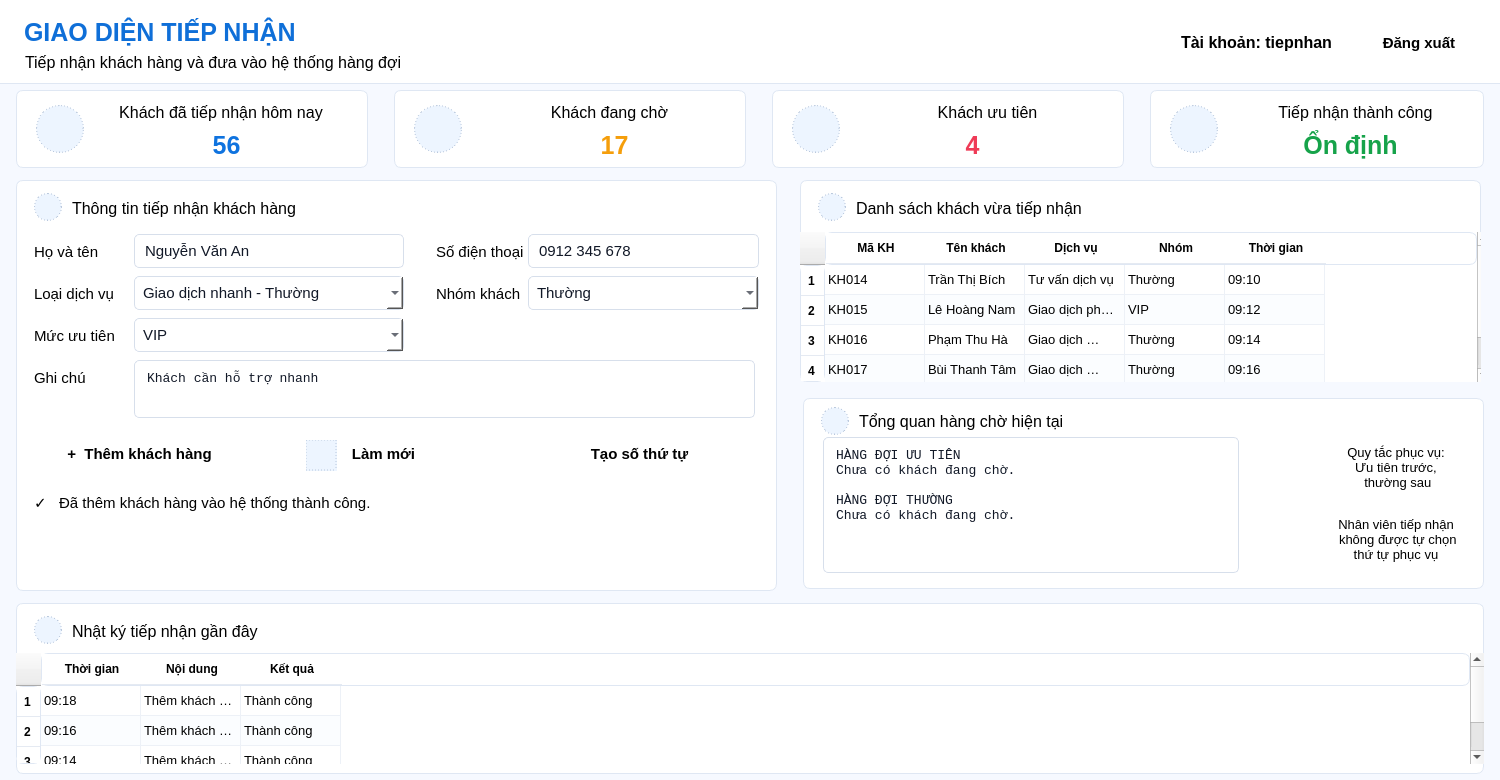
Before: the Qt Designer form ui/tiep_nhan.ui in DangDan111/Nhom4_Hethongmophonghangdoidichvu, drawn with Qt 5.
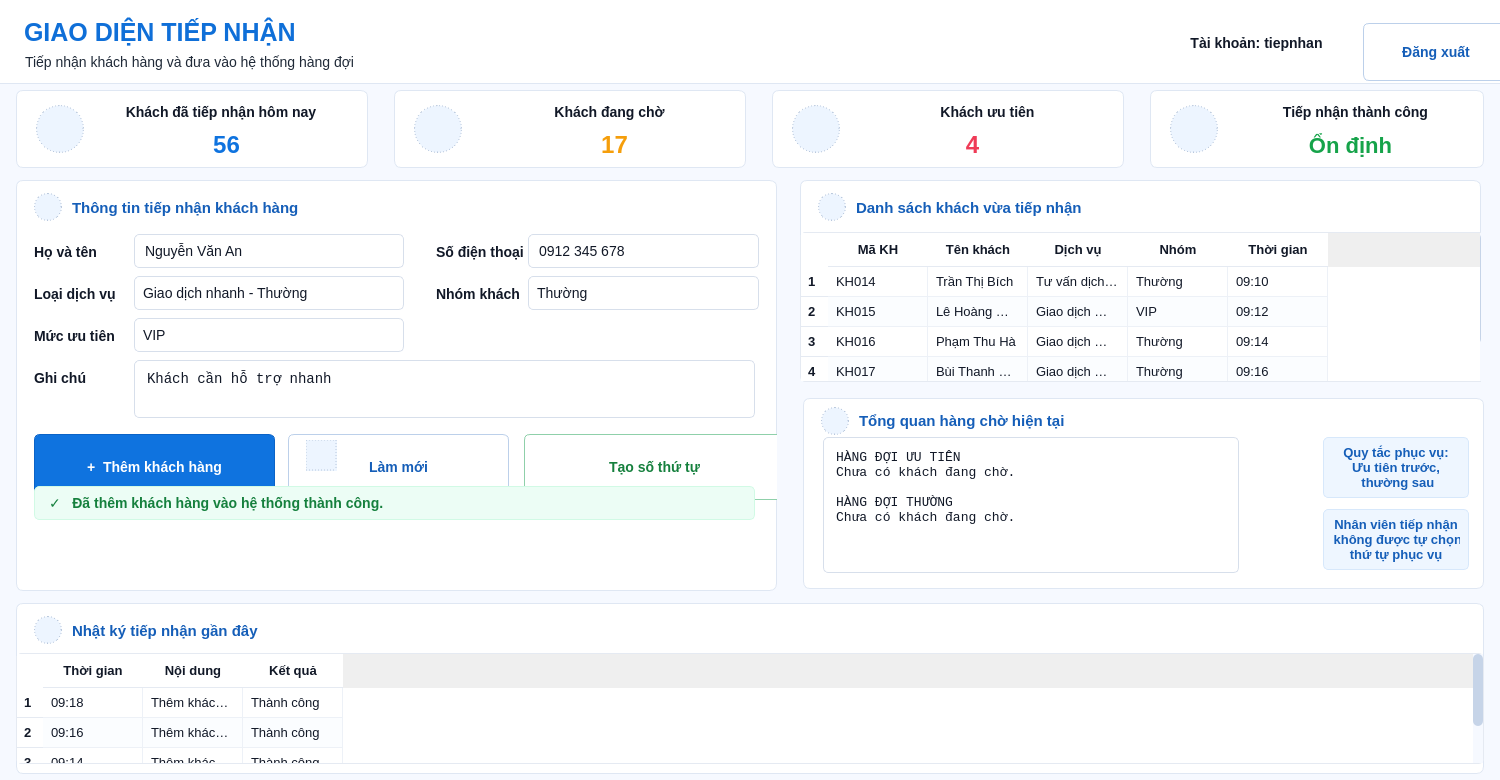
After: the same form once the commit is applied. Icons and pictures are not drawn.

Commit message: them du lieu mau

What changed in the file:
```diff
--- a/ui/tiep_nhan.ui
+++ b/ui/tiep_nhan.ui
@@ -26,89 +26,344 @@
    <string>Tiếp nhận khách hàng</string>
   </property>
   <property name="styleSheet">
-   <string notr="true">
-QWidget#TiepNhanForm {
+   <string notr="true">QWidget#TiepNhanForm {
     background: #f6f9ff;
     font-family: &quot;Segoe UI&quot;;
+    font-size: 14px;
     color: #111827;
 }
-QFrame {
-    background: #ffffff;
-    border: 1px solid #dfe7f3;
-    border-radius: 7px;
-}
+
 QFrame#header {
-    border-left: 0px;
-    border-right: 0px;
-    border-top: 0px;
+    background: #ffffff;
+    border: none;
+    border-bottom: 1px solid #dfe7f3;
     border-radius: 0px;
 }
+
 QLabel {
     background: transparent;
     border: none;
+    color: #111827;
 }
+
 QLabel#lblTitle {
     color: #0f6fd8;
     font-size: 25px;
     font-weight: 800;
 }
-QLabel.sectionTitle {
-    color: #155eb8;
+
+QLabel#lblSubtitle {
+    color: #1f2937;
+    font-size: 14px;
+    font-weight: 400;
+}
+
+QLabel#lblTaiKhoan {
+    color: #111827;
+    font-size: 14px;
+    font-weight: 700;
+}
+
+QFrame#cardDaTiepNhan,
+QFrame#cardDangCho,
+QFrame#cardUuTien,
+QFrame#cardThanhCong,
+QFrame#panelThongTin,
+QFrame#panelDanhSach,
+QFrame#panelTongQuan,
+QFrame#panelNhatKy {
+    background: #ffffff;
+    border: 1px solid #dfe7f3;
+    border-radius: 7px;
+}
+
+QLabel#cardDaTiepNhanTitle,
+QLabel#cardDangChoTitle,
+QLabel#cardUuTienTitle,
+QLabel#cardThanhCongTitle {
+    color: #111827;
+    font-size: 14px;
+    font-weight: 600;
+}
+
+QLabel#lblKhachDaTiepNhanHomNay {
+    color: #0f6fd8;
+    font-size: 24px;
     font-weight: 800;
 }
-QLabel.badgeGreen {
+
+QLabel#lblSoKhachDangCho {
+    color: #f59e0b;
+    font-size: 24px;
+    font-weight: 800;
+}
+
+QLabel#lblKhachUuTien {
+    color: #e83e63;
+    font-size: 24px;
+    font-weight: 800;
+}
+
+QLabel#lblTiepNhanThanhCong {
     color: #15803d;
-    background: #ecfdf5;
-    border: 1px solid #d1fae5;
-    border-radius: 5px;
+    font-size: 22px;
+    font-weight: 800;
 }
-QLabel.badgeBlue {
+
+QLabel#lblTitleThongTin,
+QLabel#lblTitleDanhSach,
+QLabel#lblTitleTongQuan,
+QLabel#lblTitleNhatKy {
     color: #155eb8;
-    background: #eef6ff;
-    border: 1px solid #d7e8fb;
-    border-radius: 5px;
+    font-size: 15px;
+    font-weight: 800;
 }
-QLineEdit, QComboBox, QTextEdit {
+
+QLabel#lblHoTen,
+QLabel#lblDienThoai,
+QLabel#lblLoaiDichVu,
+QLabel#lblNhomKhach,
+QLabel#lblMucUuTien,
+QLabel#lblGhiChu {
+    color: #111827;
+    font-size: 14px;
+    font-weight: 500;
+}
+
+QLineEdit,
+QComboBox,
+QTextEdit,
+QPlainTextEdit {
     background: #ffffff;
     border: 1px solid #d7dfeb;
     border-radius: 5px;
     padding: 6px 8px;
     color: #111827;
+    font-size: 14px;
 }
+
+QLineEdit:hover,
+QComboBox:hover,
+QTextEdit:hover,
+QPlainTextEdit:hover {
+    border: 1px solid #9bbcf0;
+}
+
+QLineEdit:focus,
+QComboBox:focus,
+QTextEdit:focus,
+QPlainTextEdit:focus {
+    border: 1px solid #0f73df;
+}
+
+QComboBox::drop-down {
+    border: none;
+    width: 26px;
+}
+
+QComboBox QAbstractItemView {
+    background: #ffffff;
+    color: #111827;
+    border: 1px solid #d7dfeb;
+    selection-background-color: #eef6ff;
+    selection-color: #111827;
+}
+
 QPushButton {
     border-radius: 6px;
-    padding: 8px 10px;
+    font-family: &quot;Segoe UI&quot;;
+    font-size: 14px;
     font-weight: 700;
 }
-QPushButton.primary {
+
+QPushButton#btnDangXuat {
+    background: #ffffff;
+    color: #155eb8;
+    border: 1px solid #bcd0ea;
+    padding: 8px 16px;
+    min-width: 112px;
+    min-height: 40px;
+}
+
+QPushButton#btnDangXuat:hover {
+    background: #eef6ff;
+    border: 1px solid #8fb4e8;
+}
+
+QPushButton#btnThemKhach {
     background: #0f73df;
     color: white;
     border: 1px solid #0b63c7;
+    padding: 8px 14px;
+    min-width: 211px;
+    min-height: 48px;
+    font-size: 14px;
+    font-weight: 800;
 }
-QPushButton.secondary {
+
+QPushButton#btnThemKhach:hover {
+    background: #0b63c7;
+}
+
+QPushButton#btnThemKhach:pressed {
+    background: #094f9f;
+}
+
+QPushButton#btnLamMoi {
     background: #ffffff;
     color: #155eb8;
     border: 1px solid #bcd0ea;
+    padding: 8px 14px;
+    min-width: 191px;
+    min-height: 48px;
+    font-size: 14px;
+    font-weight: 800;
 }
-QPushButton.success {
+
+QPushButton#btnLamMoi:hover {
+    background: #eef6ff;
+    border: 1px solid #8fb4e8;
+}
+
+QPushButton#btnLamMoi:pressed {
+    background: #dcecff;
+}
+
+QPushButton#btnTaoSoThuTu {
     background: #ffffff;
     color: #15803d;
     border: 1px solid #8fd0aa;
+    padding: 8px 14px;
+    min-width: 231px;
+    min-height: 48px;
+    font-size: 14px;
+    font-weight: 800;
 }
+
+QPushButton#btnTaoSoThuTu:hover {
+    background: #ecfdf5;
+    border: 1px solid #66c28a;
+}
+
+QPushButton#btnTaoSoThuTu:pressed {
+    background: #daf7e7;
+}
+
+QLabel#lblThongBaoThanhCong {
+    color: #15803d;
+    background: #ecfdf5;
+    border: 1px solid #d1fae5;
+    border-radius: 5px;
+    padding: 8px 10px;
+    font-size: 14px;
+    font-weight: 600;
+}
+
+QLabel#lblThongBaoThanhCong[status=&quot;error&quot;] {
+    color: #dc2626;
+    background: #fff1f2;
+    border: 1px solid #fecdd3;
+}
+
+QLabel#lblQuyTac,
+QLabel#lblLuuY {
+    color: #155eb8;
+    background: #eef6ff;
+    border: 1px solid #d7e8fb;
+    border-radius: 5px;
+    padding: 6px 8px;
+    font-size: 13px;
+    font-weight: 500;
+}
+
+QTextEdit#txtTheoDoi {
+    background: #ffffff;
+    color: #111827;
+    border: 1px solid #d7dfeb;
+    border-radius: 5px;
+    padding: 8px;
+    font-family: &quot;Consolas&quot;;
+    font-size: 13px;
+}
+
 QTableWidget {
     background: #ffffff;
     alternate-background-color: #fbfdff;
-    border: 0px;
+    border: 1px solid #e5eaf2;
+    border-radius: 5px;
     gridline-color: #edf1f7;
+    color: #111827;
+    font-size: 13px;
+    selection-background-color: #e8f1ff;
+    selection-color: #111827;
 }
+
+QTableWidget::item {
+    padding: 5px;
+    border: none;
+}
+
+QTableWidget::item:selected {
+    background: #e8f1ff;
+    color: #111827;
+}
+
 QHeaderView::section {
     background: #ffffff;
-    border: 0px;
+    color: #111827;
+    border: none;
     border-bottom: 1px solid #e5eaf2;
     padding: 7px;
+    font-size: 13px;
     font-weight: 700;
 }
-</string>
+
+QTableCornerButton::section {
+    background: #ffffff;
+    border: none;
+}
+
+QScrollBar:vertical {
+    background: #f6f9ff;
+    width: 10px;
+    margin: 0px;
+}
+
+QScrollBar::handle:vertical {
+    background: #c6d4e8;
+    border-radius: 5px;
+    min-height: 25px;
+}
+
+QScrollBar::handle:vertical:hover {
+    background: #9fb5d3;
+}
+
+QScrollBar::add-line:vertical,
+QScrollBar::sub-line:vertical {
+    height: 0px;
+}
+
+QScrollBar:horizontal {
+    background: #f6f9ff;
+    height: 10px;
+    margin: 0px;
+}
+
+QScrollBar::handle:horizontal {
+    background: #c6d4e8;
+    border-radius: 5px;
+    min-width: 25px;
+}
+
+QScrollBar::handle:horizontal:hover {
+    background: #9fb5d3;
+}
+
+QScrollBar::add-line:horizontal,
+QScrollBar::sub-line:horizontal {
+    width: 0px;
+}</string>
   </property>
   <widget class="QFrame" name="header">
    <property name="geometry">
@@ -154,7 +409,7 @@
     <property name="font">
      <font>
       <family>Segoe UI</family>
-      <pointsize>12</pointsize>
+      <pointsize>-1</pointsize>
       <bold>false</bold>
      </font>
     </property>
@@ -174,7 +429,7 @@
     <property name="font">
      <font>
       <family>Segoe UI</family>
-      <pointsize>12</pointsize>
+      <pointsize>-1</pointsize>
       <bold>true</bold>
      </font>
     </property>
@@ -190,14 +445,14 @@
      <rect>
       <x>1363</x>
       <y>23</y>
-      <width>112</width>
-      <height>40</height>
+      <width>146</width>
+      <height>58</height>
      </rect>
     </property>
     <property name="font">
      <font>
       <family>Segoe UI</family>
-      <pointsize>11</pointsize>
+      <pointsize>-1</pointsize>
       <bold>true</bold>
      </font>
     </property>
@@ -271,8 +526,8 @@
     <property name="font">
      <font>
       <family>Segoe UI</family>
-      <pointsize>12</pointsize>
-      <bold>false</bold>
+      <pointsize>-1</pointsize>
+      <fontweight>DemiBold</fontweight>
      </font>
     </property>
     <property name="text">
@@ -294,8 +549,8 @@
     <property name="font">
      <font>
       <family>Segoe UI</family>
-      <pointsize>19</pointsize>
-      <bold>true</bold>
+      <pointsize>-1</pointsize>
+      <fontweight>ExtraBold</fontweight>
      </font>
     </property>
     <property name="styleSheet">
@@ -368,8 +623,8 @@
     <property name="font">
      <font>
       <family>Segoe UI</family>
-      <pointsize>12</pointsize>
-      <bold>false</bold>
+      <pointsize>-1</pointsize>
+      <fontweight>DemiBold</fontweight>
      </font>
     </property>
     <property name="text">
@@ -391,8 +646,8 @@
     <property name="font">
      <font>
       <family>Segoe UI</family>
-      <pointsize>19</pointsize>
-      <bold>true</bold>
+      <pointsize>-1</pointsize>
+      <fontweight>ExtraBold</fontweight>
      </font>
     </property>
     <property name="styleSheet">
@@ -465,8 +720,8 @@
     <property name="font">
      <font>
       <family>Segoe UI</family>
-      <pointsize>12</pointsize>
-      <bold>false</bold>
+      <pointsize>-1</pointsize>
+      <fontweight>DemiBold</fontweight>
      </font>
     </property>
     <property name="text">
@@ -488,8 +743,8 @@
     <property name="font">
      <font>
       <family>Segoe UI</family>
-      <pointsize>19</pointsize>
-      <bold>true</bold>
+      <pointsize>-1</pointsize>
+      <fontweight>ExtraBold</fontweight>
      </font>
     </property>
     <property name="styleSheet">
@@ -562,8 +817,8 @@
     <property name="font">
      <font>
       <family>Segoe UI</family>
-      <pointsize>12</pointsize>
-      <bold>false</bold>
+      <pointsize>-1</pointsize>
+      <fontweight>DemiBold</fontweight>
      </font>
     </property>
     <property name="text">
@@ -585,8 +840,8 @@
     <property name="font">
      <font>
       <family>Segoe UI</family>
-      <pointsize>19</pointsize>
-      <bold>true</bold>
+      <pointsize>-1</pointsize>
+      <fontweight>ExtraBold</fontweight>
      </font>
     </property>
     <property name="styleSheet">
@@ -659,7 +914,7 @@
     <property name="font">
      <font>
       <family>Segoe UI</family>
-      <pointsize>12</pointsize>
+      <pointsize>-1</pointsize>
       <fontweight>ExtraBold</fontweight>
      </font>
     </property>
@@ -682,8 +937,8 @@
     <property name="font">
      <font>
       <family>Segoe UI</family>
-      <pointsize>11</pointsize>
-      <bold>false</bold>
+      <pointsize>-1</pointsize>
+      <fontweight>Medium</fontweight>
      </font>
     </property>
     <property name="text">
@@ -702,7 +957,7 @@
     <property name="font">
      <font>
       <family>Segoe UI</family>
-      <pointsize>11</pointsize>
+      <pointsize>-1</pointsize>
       <bold>false</bold>
      </font>
     </property>
@@ -722,8 +977,8 @@
     <property name="font">
      <font>
       <family>Segoe UI</family>
-      <pointsize>11</pointsize>
-      <bold>false</bold>
+      <pointsize>-1</pointsize>
+      <fontweight>Medium</fontweight>
      </font>
     </property>
     <property name="text">
@@ -742,7 +997,7 @@
     <property name="font">
      <font>
       <family>Segoe UI</family>
-      <pointsize>11</pointsize>
+      <pointsize>-1</pointsize>
       <bold>false</bold>
      </font>
     </property>
@@ -762,8 +1017,8 @@
     <property name="font">
      <font>
       <family>Segoe UI</family>
-      <pointsize>11</pointsize>
-      <bold>false</bold>
+      <pointsize>-1</pointsize>
+      <fontweight>Medium</fontweight>
      </font>
     </property>
     <property name="text">
@@ -782,7 +1037,7 @@
     <property name="font">
      <font>
       <family>Segoe UI</family>
-      <pointsize>11</pointsize>
+      <pointsize>-1</pointsize>
       <bold>false</bold>
      </font>
     </property>
@@ -804,8 +1059,8 @@
     <property name="font">
      <font>
       <family>Segoe UI</family>
-      <pointsize>11</pointsize>
-      <bold>false</bold>
+      <pointsize>-1</pointsize>
+      <fontweight>Medium</fontweight>
      </font>
     </property>
     <property name="text">
@@ -824,7 +1079,7 @@
     <property name="font">
      <font>
       <family>Segoe UI</family>
-      <pointsize>11</pointsize>
+      <pointsize>-1</pointsize>
       <bold>false</bold>
      </font>
     </property>
@@ -856,8 +1111,8 @@
     <property name="font">
      <font>
       <family>Segoe UI</family>
-      <pointsize>11</pointsize>
-      <bold>false</bold>
+      <pointsize>-1</pointsize>
+      <fontweight>Medium</fontweight>
      </font>
     </property>
     <property name="text">
@@ -876,7 +1131,7 @@
     <property name="font">
      <font>
       <family>Segoe UI</family>
-      <pointsize>11</pointsize>
+      <pointsize>-1</pointsize>
       <bold>false</bold>
      </font>
     </property>
@@ -908,8 +1163,8 @@
     <property name="font">
      <font>
       <family>Segoe UI</family>
-      <pointsize>11</pointsize>
-      <bold>false</bold>
+      <pointsize>-1</pointsize>
+      <fontweight>Medium</fontweight>
      </font>
     </property>
     <property name="text">
@@ -928,7 +1183,7 @@
     <property name="font">
      <font>
       <family>Consolas</family>
-      <pointsize>10</pointsize>
+      <pointsize>-1</pointsize>
       <bold>false</bold>
      </font>
     </property>
@@ -941,15 +1196,15 @@
      <rect>
       <x>18</x>
       <y>254</y>
-      <width>211</width>
-      <height>40</height>
+      <width>241</width>
+      <height>66</height>
      </rect>
     </property>
     <property name="font">
      <font>
       <family>Segoe UI</family>
-      <pointsize>11</pointsize>
-      <bold>true</bold>
+      <pointsize>-1</pointsize>
+      <fontweight>ExtraBold</fontweight>
      </font>
     </property>
     <property name="cursor">
@@ -967,15 +1222,15 @@
      <rect>
       <x>272</x>
       <y>254</y>
-      <width>191</width>
-      <height>40</height>
+      <width>221</width>
+      <height>66</height>
      </rect>
     </property>
     <property name="font">
      <font>
       <family>Segoe UI</family>
-      <pointsize>11</pointsize>
-      <bold>true</bold>
+      <pointsize>-1</pointsize>
+      <fontweight>ExtraBold</fontweight>
      </font>
     </property>
     <property name="cursor">
@@ -993,15 +1248,15 @@
      <rect>
       <x>508</x>
       <y>254</y>
-      <width>231</width>
-      <height>40</height>
+      <width>261</width>
+      <height>66</height>
      </rect>
     </property>
     <property name="font">
      <font>
       <family>Segoe UI</family>
-      <pointsize>11</pointsize>
-      <bold>true</bold>
+      <pointsize>-1</pointsize>
+      <fontweight>ExtraBold</fontweight>
      </font>
     </property>
     <property name="cursor">
@@ -1026,8 +1281,8 @@
     <property name="font">
      <font>
       <family>Segoe UI</family>
-      <pointsize>11</pointsize>
-      <bold>false</bold>
+      <pointsize>-1</pointsize>
+      <fontweight>DemiBold</fontweight>
      </font>
     </property>
     <property name="text">
@@ -1135,7 +1390,7 @@
     <property name="font">
      <font>
       <family>Segoe UI</family>
-      <pointsize>12</pointsize>
+      <pointsize>-1</pointsize>
       <fontweight>ExtraBold</fontweight>
      </font>
     </property>
@@ -1158,7 +1413,7 @@
     <property name="font">
      <font>
       <family>Segoe UI</family>
-      <pointsize>10</pointsize>
+      <pointsize>-1</pointsize>
       <bold>false</bold>
      </font>
     </property>
@@ -1373,7 +1628,7 @@
     <property name="font">
      <font>
       <family>Segoe UI</family>
-      <pointsize>12</pointsize>
+      <pointsize>-1</pointsize>
       <fontweight>ExtraBold</fontweight>
      </font>
     </property>
@@ -1396,7 +1651,7 @@
     <property name="font">
      <font>
       <family>Consolas</family>
-      <pointsize>10</pointsize>
+      <pointsize>-1</pointsize>
       <bold>false</bold>
      </font>
     </property>
@@ -1420,8 +1675,8 @@
     <property name="font">
      <font>
       <family>Segoe UI</family>
-      <pointsize>10</pointsize>
-      <bold>false</bold>
+      <pointsize>-1</pointsize>
+      <fontweight>Medium</fontweight>
      </font>
     </property>
     <property name="text">
@@ -1448,8 +1703,8 @@
     <property name="font">
      <font>
       <family>Segoe UI</family>
-      <pointsize>10</pointsize>
-      <bold>false</bold>
+      <pointsize>-1</pointsize>
+      <fontweight>Medium</fontweight>
      </font>
     </property>
     <property name="text">
@@ -1524,7 +1779,7 @@
     <property name="font">
      <font>
       <family>Segoe UI</family>
-      <pointsize>12</pointsize>
+      <pointsize>-1</pointsize>
       <fontweight>ExtraBold</fontweight>
      </font>
     </property>
@@ -1547,7 +1802,7 @@
     <property name="font">
      <font>
       <family>Segoe UI</family>
-      <pointsize>10</pointsize>
+      <pointsize>-1</pointsize>
       <bold>false</bold>
      </font>
     </property>
```
The commit also changes 5 other files.
